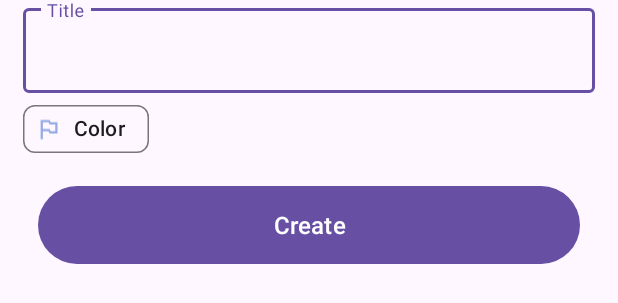
After one commit to Rnbsov/Sunrise, an Android app: the layout create_tag_bottom_sheet.xml on its own in the app's theme, with its tools: preview values and no code run, on a phone screen of 412 x 824 dp. The commit adds this screen. Shown: the top 303 px of the screen. Run offline under Robolectric (Android 15) with nearby library versions, the phone set to English and light mode, and no system bars.

Commit message:
🍋 Bottom sheet for tag creation

```diff
--- /dev/null
+++ b/app/src/main/res/layout/create_tag_bottom_sheet.xml
@@ -0,0 +1,42 @@
+<?xml version="1.0" encoding="utf-8"?>
+<LinearLayout xmlns:android="http://schemas.android.com/apk/res/android"
+    xmlns:app="http://schemas.android.com/apk/res-auto"
+    android:layout_width="match_parent"
+    android:layout_height="wrap_content"
+    android:orientation="vertical"
+    android:paddingHorizontal="15dp">
+
+    <com.google.android.material.textfield.TextInputLayout
+        android:id="@+id/tagNameInputLayout"
+        android:layout_width="match_parent"
+        android:layout_height="wrap_content"
+        android:hint="@string/title">
+
+        <com.google.android.material.textfield.TextInputEditText
+            android:id="@+id/editTagName"
+            android:layout_width="match_parent"
+            android:layout_height="wrap_content" />
+
+    </com.google.android.material.textfield.TextInputLayout>
+
+    <com.google.android.material.chip.Chip
+        android:id="@+id/color"
+        android:layout_width="wrap_content"
+        android:layout_height="wrap_content"
+        android:text="@string/color"
+        app:chipIcon="@drawable/flag_24px" />
+
+    <androidx.recyclerview.widget.RecyclerView
+        android:id="@+id/colorsList"
+        android:layout_width="match_parent"
+        android:layout_height="wrap_content" />
+
+    <Button
+        android:id="@+id/create_btn"
+        android:layout_width="match_parent"
+        android:layout_height="60dp"
+        android:layout_margin="10dp"
+        android:text="@string/create"
+        android:textSize="16sp" />
+
+</LinearLayout>
--- a/app/src/main/res/values/strings.xml
+++ b/app/src/main/res/values/strings.xml
@@ -39,4 +39,6 @@
     <string name="scheduled">Scheduled</string>
     <string name="create_new_tag">Create new tag</string>
     <string name="button_to_create_new_tag">button to create new tag</string>
+    <string name="color">Color</string>
+    <string name="colors">Colors</string>
 </resources>
```
